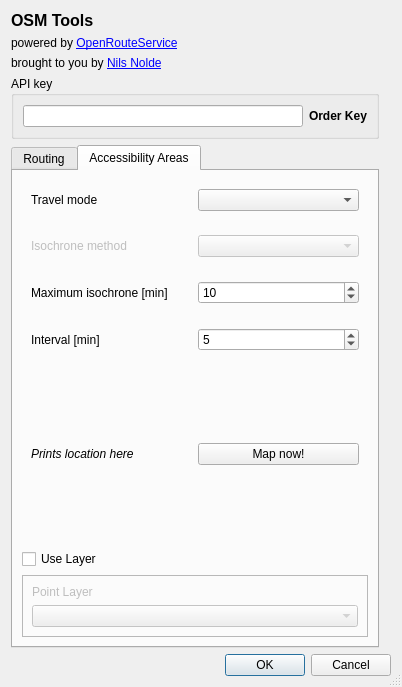
First picture: the form in osm_tools_dialog_base.ui, repository GIScience/orstools-qgis-plugin, before the edit.
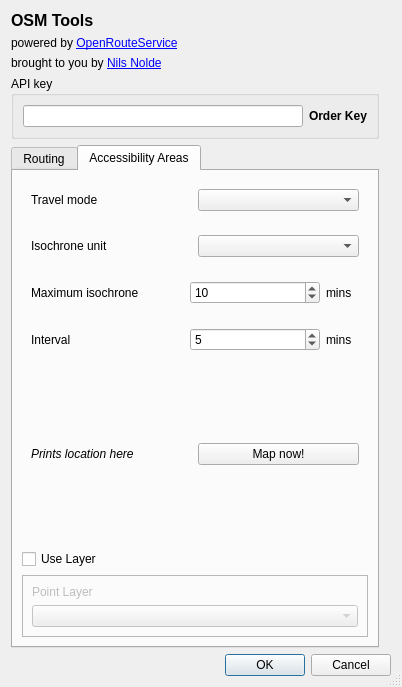
Second picture: the form after the edit. The open tabs and pages were chosen to show the change.

The edit to the form file:
```diff
--- a/osm_tools_dialog_base.ui
+++ b/osm_tools_dialog_base.ui
@@ -415,20 +415,20 @@
           <item>
            <widget class="QLabel" name="label_5">
             <property name="enabled">
-             <bool>false</bool>
+             <bool>true</bool>
             </property>
             <property name="toolTip">
              <string>&lt;html&gt;&lt;head/&gt;&lt;body&gt;&lt;p&gt;Defaults to 'RecursiveGrid', 'TIN' not available yet.&lt;/p&gt;&lt;/body&gt;&lt;/html&gt;</string>
             </property>
             <property name="text">
-             <string>Isochrone method</string>
+             <string>Isochrone unit</string>
             </property>
            </widget>
           </item>
           <item>
            <widget class="QComboBox" name="method">
             <property name="enabled">
-             <bool>false</bool>
+             <bool>true</bool>
             </property>
             <property name="toolTip">
              <string>&lt;html&gt;&lt;head/&gt;&lt;body&gt;&lt;p&gt;Defaults to 'RecursiveGrid', 'TIN' not available yet.&lt;/p&gt;&lt;/body&gt;&lt;/html&gt;</string>
@@ -442,24 +442,37 @@
        </item>
        <item>
         <widget class="QWidget" name="widget_6" native="true">
-         <layout class="QHBoxLayout" name="horizontalLayout_7">
-          <item>
+         <layout class="QGridLayout" name="gridLayout_3" columnstretch="14,12,3">
+          <item row="0" column="1">
+           <widget class="QDoubleSpinBox" name="iso_max">
+            <property name="decimals">
+             <number>0</number>
+            </property>
+            <property name="value">
+             <double>10.000000000000000</double>
+            </property>
+           </widget>
+          </item>
+          <item row="0" column="2">
+           <widget class="QLabel" name="label_6">
+            <property name="layoutDirection">
+             <enum>Qt::LeftToRight</enum>
+            </property>
+            <property name="text">
+             <string>mins</string>
+            </property>
+            <property name="alignment">
+             <set>Qt::AlignLeading|Qt::AlignLeft|Qt::AlignVCenter</set>
+            </property>
+           </widget>
+          </item>
+          <item row="0" column="0">
            <widget class="QLabel" name="label_2">
             <property name="toolTip">
              <string>&lt;html&gt;&lt;head/&gt;&lt;body&gt;&lt;p&gt;Maximum accessibility distance in minutes&lt;/p&gt;&lt;/body&gt;&lt;/html&gt;</string>
             </property>
             <property name="text">
-             <string>Maximum isochrone [min]</string>
-            </property>
-           </widget>
-          </item>
-          <item>
-           <widget class="QSpinBox" name="iso_max">
-            <property name="maximum">
-             <number>120</number>
-            </property>
-            <property name="value">
-             <number>10</number>
+             <string>Maximum isochrone</string>
             </property>
            </widget>
           </item>
@@ -468,24 +481,34 @@
        </item>
        <item>
         <widget class="QWidget" name="widget_7" native="true">
-         <layout class="QHBoxLayout" name="horizontalLayout_8">
+         <layout class="QHBoxLayout" name="horizontalLayout_8" stretch="14,12,3">
           <item>
            <widget class="QLabel" name="label_4">
             <property name="toolTip">
              <string>&lt;html&gt;&lt;head/&gt;&lt;body&gt;&lt;p&gt;The interval 'Maximum isochrone' will be incremented by&lt;/p&gt;&lt;/body&gt;&lt;/html&gt;</string>
             </property>
             <property name="text">
-             <string>Interval [min]</string>
+             <string>Interval</string>
             </property>
            </widget>
           </item>
           <item>
-           <widget class="QSpinBox" name="iso_int">
-            <property name="maximum">
-             <number>60</number>
+           <widget class="QDoubleSpinBox" name="iso_int">
+            <property name="decimals">
+             <number>0</number>
             </property>
             <property name="value">
-             <number>5</number>
+             <double>5.000000000000000</double>
+            </property>
+           </widget>
+          </item>
+          <item>
+           <widget class="QLabel" name="label_8">
+            <property name="text">
+             <string>mins</string>
+            </property>
+            <property name="alignment">
+             <set>Qt::AlignLeading|Qt::AlignLeft|Qt::AlignVCenter</set>
             </property>
            </widget>
           </item>
```
Left out of the diff: 14 changed lines with no effect on the pictures.
